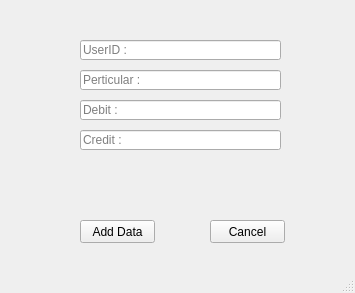
Darshitjivani/MBAS, file Resources/Ui/table.ui: the form before one commit.
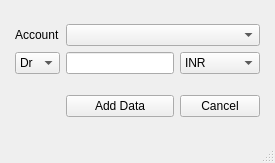
The form after the commit.

What changed in the file:
```diff
--- a/Resources/Ui/table.ui
+++ b/Resources/Ui/table.ui
@@ -6,81 +6,93 @@
    <rect>
     <x>0</x>
     <y>0</y>
-    <width>355</width>
-    <height>293</height>
+    <width>275</width>
+    <height>163</height>
    </rect>
   </property>
   <property name="windowTitle">
    <string>MainWindow</string>
   </property>
   <widget class="QWidget" name="centralwidget">
-   <widget class="QLineEdit" name="line1">
-    <property name="geometry">
-     <rect>
-      <x>80</x>
-      <y>40</y>
-      <width>201</width>
-      <height>20</height>
-     </rect>
-    </property>
+   <layout class="QGridLayout" name="gridLayout">
+    <item row="1" column="3" colspan="2">
+     <widget class="QComboBox" name="cbAccountName"/>
+    </item>
+    <item row="1" column="0">
+     <widget class="Line" name="line">
+      <property name="orientation">
+       <enum>Qt::Horizontal</enum>
+      </property>
+     </widget>
+    </item>
+    <item row="2" column="5">
+     <widget class="Line" name="line_2">
+      <property name="orientation">
+       <enum>Qt::Horizontal</enum>
+      </property>
+     </widget>
+    </item>
+    <item row="1" column="2">
+     <widget class="QLabel" name="label">
     <property name="text">
-     <string/>
-    </property>
-    <property name="placeholderText">
-     <string>UserID : </string>
-    </property>
-   </widget>
-   <widget class="QLineEdit" name="line2">
-    <property name="geometry">
-     <rect>
-      <x>80</x>
-      <y>70</y>
-      <width>201</width>
-      <height>20</height>
-     </rect>
-    </property>
+       <string>Account</string>
+      </property>
+     </widget>
+    </item>
+    <item row="4" column="4">
+     <widget class="QPushButton" name="cancel">
+      <property name="text">
+       <string>Cancel</string>
+      </property>
+     </widget>
+    </item>
+    <item row="2" column="4">
+     <widget class="QComboBox" name="cbCurrency">
+      <item>
+       <property name="text">
+        <string>INR</string>
+       </property>
+      </item>
+      <item>
     <property name="text">
-     <string/>
-    </property>
-    <property name="placeholderText">
-     <string>Perticular : </string>
-    </property>
-   </widget>
-   <widget class="QLineEdit" name="line3">
-    <property name="geometry">
-     <rect>
-      <x>80</x>
-      <y>100</y>
-      <width>201</width>
-      <height>20</height>
-     </rect>
-    </property>
-    <property name="placeholderText">
-     <string>Debit : </string>
-    </property>
-   </widget>
-   <widget class="QLineEdit" name="line4">
-    <property name="geometry">
-     <rect>
-      <x>80</x>
-      <y>130</y>
-      <width>201</width>
-      <height>20</height>
-     </rect>
-    </property>
+        <string>USD</string>
+       </property>
+      </item>
+     </widget>
+    </item>
+    <item row="5" column="3">
+     <widget class="Line" name="line_3">
+      <property name="styleSheet">
+       <string notr="true">background-color: transparent</string>
+      </property>
+      <property name="orientation">
+       <enum>Qt::Vertical</enum>
+      </property>
+     </widget>
+    </item>
+    <item row="2" column="2">
+     <widget class="QComboBox" name="cbDrCr">
+      <item>
+       <property name="text">
+        <string>Dr</string>
+       </property>
+      </item>
+      <item>
+       <property name="text">
+        <string>Cr</string>
+       </property>
+      </item>
+     </widget>
+    </item>
+    <item row="2" column="3">
+     <widget class="QLineEdit" name="leAmount">
     <property name="placeholderText">
-     <string>Credit : </string>
-    </property>
-   </widget>
+       <string/>
+      </property>
+     </widget>
+    </item>
+    <item row="4" column="3">
    <widget class="QPushButton" name="pdAddRaw">
-    <property name="geometry">
-     <rect>
-      <x>80</x>
-      <y>220</y>
-      <width>75</width>
-      <height>23</height>
-     </rect>
-    </property>
     <property name="text">
      <string>Add Data</string>
     </property>
@@ -88,29 +100,28 @@
      <string/>
     </property>
    </widget>
-   <widget class="QPushButton" name="cancel">
-    <property name="geometry">
-     <rect>
-      <x>210</x>
-      <y>220</y>
-      <width>75</width>
-      <height>23</height>
-     </rect>
-    </property>
-    <property name="text">
-     <string>Cancel</string>
-    </property>
-   </widget>
-  </widget>
-  <widget class="QMenuBar" name="menubar">
-   <property name="geometry">
-    <rect>
-     <x>0</x>
-     <y>0</y>
-     <width>355</width>
-     <height>21</height>
-    </rect>
-   </property>
+    </item>
+    <item row="0" column="3">
+     <widget class="Line" name="line_5">
+      <property name="styleSheet">
+       <string notr="true">background-color: transparent</string>
+      </property>
+      <property name="orientation">
+       <enum>Qt::Vertical</enum>
+      </property>
+     </widget>
+    </item>
+    <item row="3" column="3">
+     <widget class="Line" name="line_4">
+      <property name="styleSheet">
+       <string notr="true">background-color: transparent</string>
+      </property>
+      <property name="orientation">
+       <enum>Qt::Vertical</enum>
+      </property>
+     </widget>
+    </item>
+   </layout>
   </widget>
   <widget class="QStatusBar" name="statusbar"/>
  </widget>
```
Lines whose indentation alone changed are shown as unchanged.
